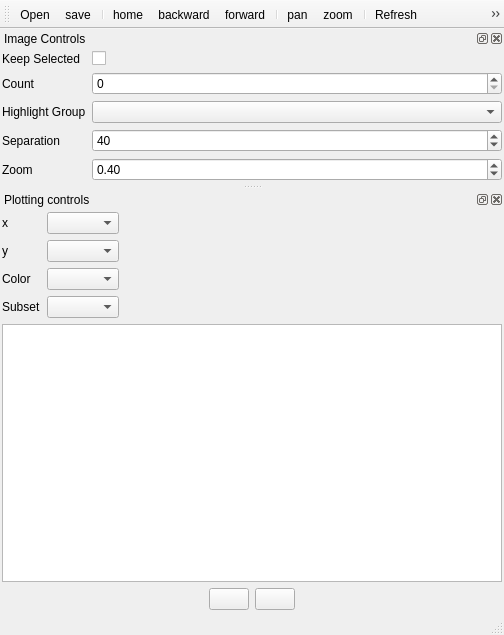
ezralanglois/arachnid, file arachnid/core/gui/pyui/PlotViewer.ui: the form before one commit.
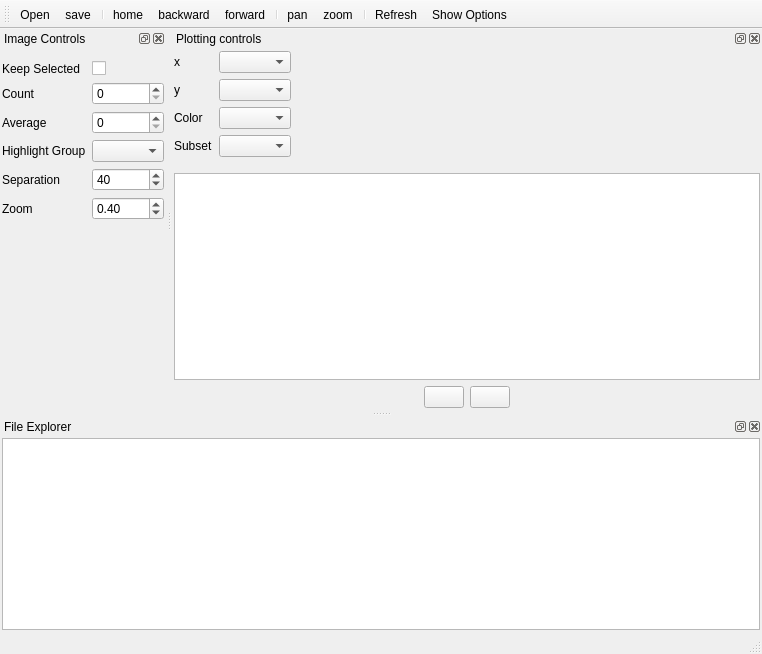
The form after the commit. Icons and pictures are not drawn.

Commit message: Added new scatter plot to replace embed viewer

What changed in the file:
```diff
--- a/arachnid/core/gui/pyui/PlotViewer.ui
+++ b/arachnid/core/gui/pyui/PlotViewer.ui
@@ -6,8 +6,8 @@
    <rect>
     <x>0</x>
     <y>0</y>
-    <width>504</width>
-    <height>635</height>
+    <width>762</width>
+    <height>654</height>
    </rect>
   </property>
   <property name="windowTitle">
@@ -21,7 +21,7 @@
     <item>
      <layout class="QHBoxLayout" name="centralHLayout">
       <item>
-       <widget class="QDockWidget" name="dockWidget">
+       <widget class="QDockWidget" name="plotDockWidget">
         <property name="features">
          <set>QDockWidget::AllDockWidgetFeatures</set>
         </property>
@@ -51,9 +51,18 @@
              <property name="fieldGrowthPolicy">
               <enum>QFormLayout::FieldsStayAtSizeHint</enum>
              </property>
-             <property name="margin">
+             <property name="leftMargin">
               <number>0</number>
              </property>
+             <property name="topMargin">
+              <number>0</number>
+             </property>
+             <property name="rightMargin">
+              <number>0</number>
+             </property>
+             <property name="bottomMargin">
+              <number>10</number>
+             </property>
              <item row="0" column="0">
               <widget class="QLabel" name="label">
                <property name="text">
@@ -210,7 +219,7 @@
     <string>Image Controls</string>
    </property>
    <attribute name="dockWidgetArea">
-    <number>4</number>
+    <number>1</number>
    </attribute>
    <widget class="QWidget" name="dockWidgetContents_2">
     <layout class="QVBoxLayout" name="verticalLayout_2">
@@ -229,9 +238,18 @@
      <item>
       <widget class="QWidget" name="widget_3" native="true">
        <layout class="QFormLayout" name="formLayout_2">
-        <property name="margin">
+        <property name="leftMargin">
          <number>0</number>
         </property>
+        <property name="topMargin">
+         <number>10</number>
+        </property>
+        <property name="rightMargin">
+         <number>0</number>
+        </property>
+        <property name="bottomMargin">
+         <number>10</number>
+        </property>
         <item row="1" column="1">
          <widget class="QCheckBox" name="keepSelectedCheckBox">
           <property name="text">
@@ -256,24 +274,24 @@
         <item row="2" column="1">
          <widget class="QSpinBox" name="imageCountSpinBox"/>
         </item>
-        <item row="3" column="1">
+        <item row="4" column="1">
          <widget class="QComboBox" name="selectGroupComboBox"/>
         </item>
-        <item row="3" column="0">
+        <item row="4" column="0">
          <widget class="QLabel" name="label_11">
           <property name="text">
            <string>Highlight Group</string>
           </property>
          </widget>
         </item>
-        <item row="4" column="0">
+        <item row="5" column="0">
          <widget class="QLabel" name="label_5">
           <property name="text">
            <string>Separation</string>
           </property>
          </widget>
         </item>
-        <item row="4" column="1">
+        <item row="5" column="1">
          <widget class="QSpinBox" name="imageSepSpinBox">
           <property name="minimum">
            <number>1</number>
@@ -289,7 +307,7 @@
           </property>
          </widget>
         </item>
-        <item row="5" column="1">
+        <item row="6" column="1">
          <widget class="QDoubleSpinBox" name="imageZoomDoubleSpinBox">
           <property name="minimum">
            <double>0.000000000000000</double>
@@ -305,19 +323,73 @@
           </property>
          </widget>
         </item>
-        <item row="5" column="0">
+        <item row="6" column="0">
          <widget class="QLabel" name="label_8">
           <property name="text">
            <string>Zoom</string>
           </property>
          </widget>
         </item>
+        <item row="3" column="1">
+         <widget class="QSpinBox" name="averageCountSpinBox">
+          <property name="maximum">
+           <number>10000</number>
+          </property>
+         </widget>
+        </item>
+        <item row="3" column="0">
+         <widget class="QLabel" name="label_4">
+          <property name="text">
+           <string>Average</string>
+          </property>
+         </widget>
+        </item>
        </layout>
       </widget>
      </item>
     </layout>
    </widget>
   </widget>
+  <widget class="QDockWidget" name="dockWidget">
+   <property name="allowedAreas">
+    <set>Qt::BottomDockWidgetArea|Qt::TopDockWidgetArea</set>
+   </property>
+   <property name="windowTitle">
+    <string>File Explorer</string>
+   </property>
+   <attribute name="dockWidgetArea">
+    <number>8</number>
+   </attribute>
+   <widget class="QWidget" name="dockWidgetContents_3">
+    <layout class="QVBoxLayout" name="verticalLayout_3">
+     <property name="margin">
+      <number>2</number>
+     </property>
+     <item>
+      <widget class="QTableView" name="fileTableView">
+       <property name="editTriggers">
+        <set>QAbstractItemView::NoEditTriggers</set>
+       </property>
+       <property name="showDropIndicator" stdset="0">
+        <bool>false</bool>
+       </property>
+       <property name="dragDropOverwriteMode">
+        <bool>false</bool>
+       </property>
+       <property name="selectionBehavior">
+        <enum>QAbstractItemView::SelectRows</enum>
+       </property>
+       <attribute name="horizontalHeaderStretchLastSection">
+        <bool>true</bool>
+       </attribute>
+       <attribute name="verticalHeaderVisible">
+        <bool>false</bool>
+       </attribute>
+      </widget>
+     </item>
+    </layout>
+   </widget>
+  </widget>
   <action name="actionOpen">
    <property name="icon">
     <iconset resource="../icons/icons.qrc">
```
Left out of the diff: 7 changed lines with no effect on the pictures. The commit also changes 4 other files.
